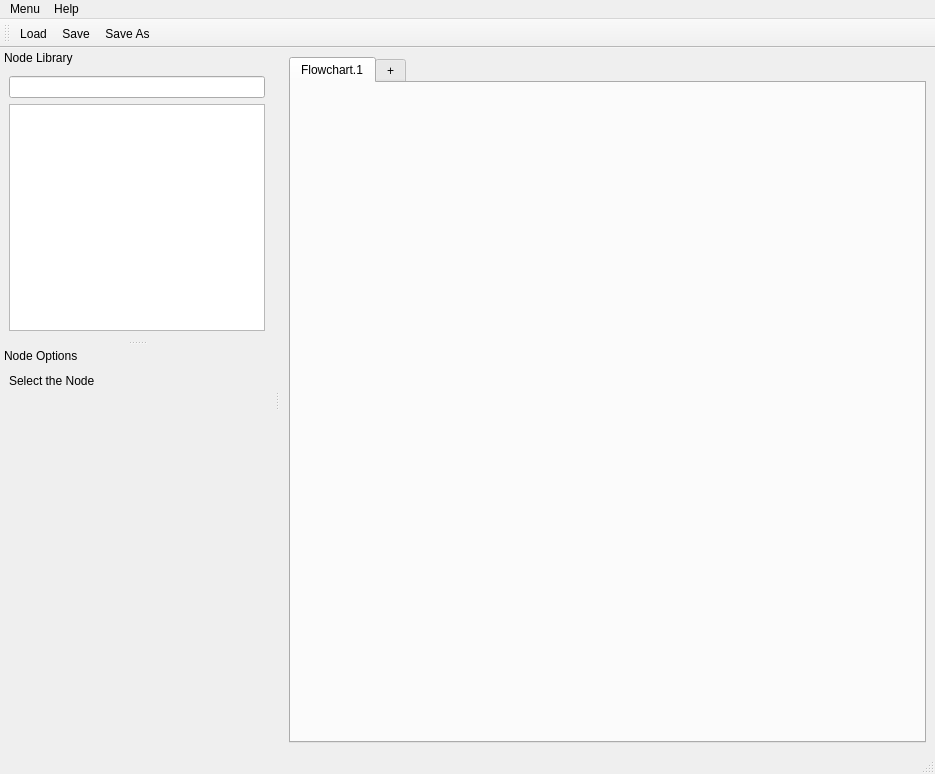
cdd1969/pygwa, file mainwindow.ui: the form before one commit.
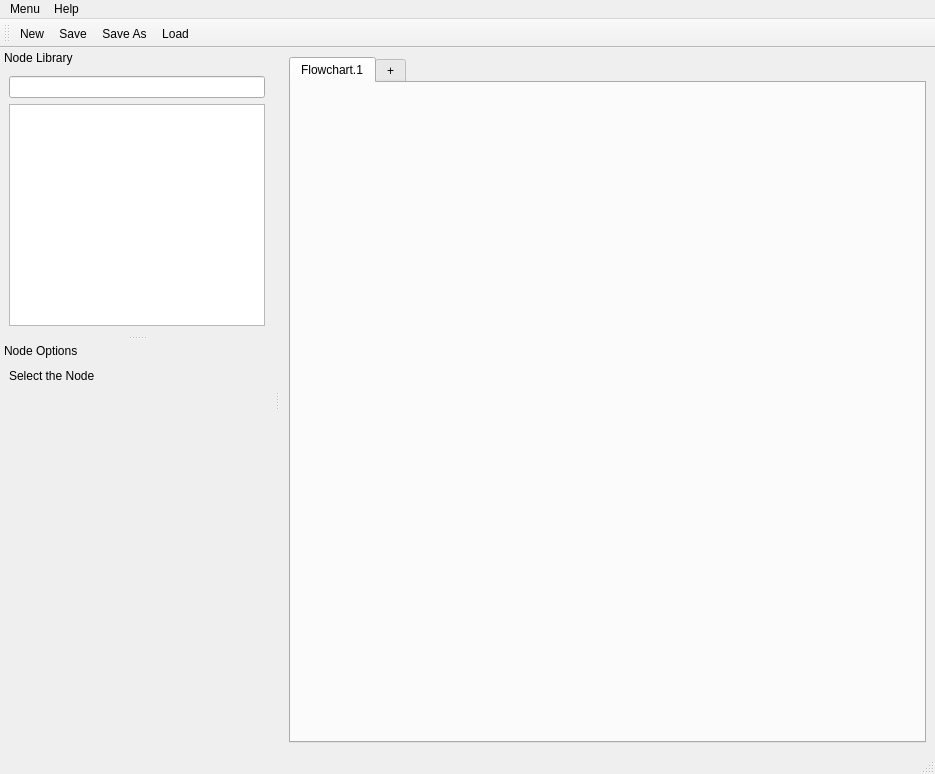
The form after the commit.

Diff of the .ui file:
```diff
--- a/mainwindow.ui
+++ b/mainwindow.ui
@@ -127,9 +127,10 @@
    <attribute name="toolBarBreak">
     <bool>false</bool>
    </attribute>
-   <addaction name="actionLoad_fc"/>
+   <addaction name="actionNew_fc"/>
    <addaction name="actionSave_fc"/>
    <addaction name="actionSave_As_fc"/>
+   <addaction name="actionLoad_fc"/>
   </widget>
   <widget class="QDockWidget" name="dockWidget">
    <property name="sizePolicy">
@@ -141,7 +142,7 @@
    <property name="minimumSize">
     <size>
      <width>105</width>
-     <height>20</height>
+     <height>156</height>
     </size>
    </property>
    <property name="font">
@@ -230,7 +231,7 @@
    <property name="minimumSize">
     <size>
      <width>129</width>
-     <height>20</height>
+     <height>368</height>
     </size>
    </property>
    <property name="font">
```
